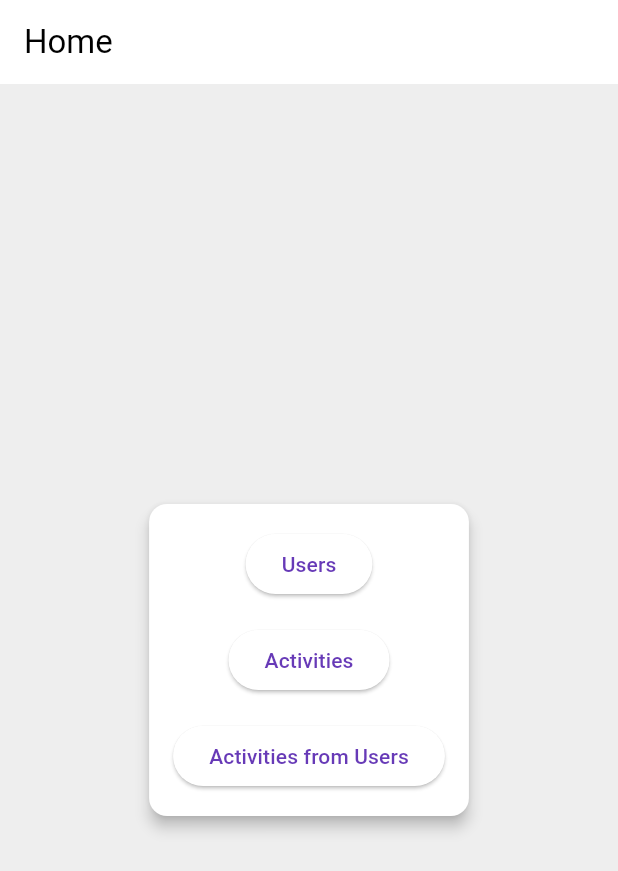
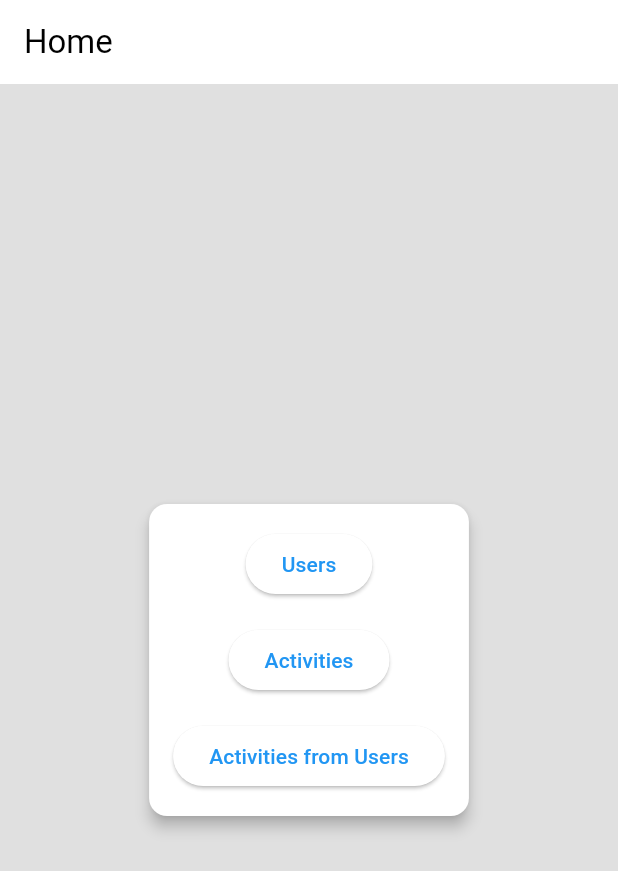
Before and after one commit to KozielGPC/opt120, a Flutter app: the screen it shows after launch, on a phone screen of 412 x 824 dp. Shown: the top 871 px of the screen. Run offline on Flutter 3.47's test engine with Material 3 defaults, Android fonts, the phone set to English and light mode, and no system bars.

Commit message:
style: update color style

```diff
--- a/app/lib/main.dart
+++ b/app/lib/main.dart
@@ -15,8 +15,8 @@ class MyApp extends StatelessWidget {
     return MaterialApp(
       title: 'Flutter Demo',
       theme: ThemeData(
-        scaffoldBackgroundColor: Colors.grey[200],
-        colorScheme: ColorScheme.fromSwatch(primarySwatch: Colors.deepPurple),
+        scaffoldBackgroundColor: Colors.grey[300],
+        colorScheme: ColorScheme.fromSwatch(primarySwatch: Colors.blue),
         useMaterial3: true,
       ),
       home: HomeScreen(),
```
